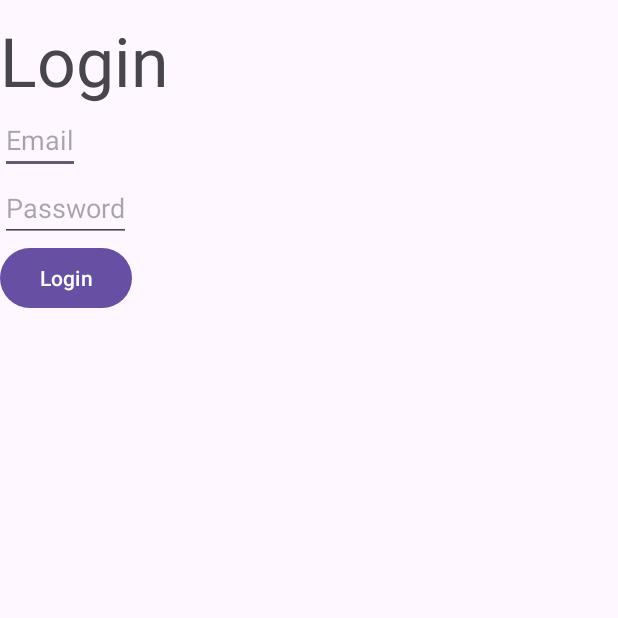
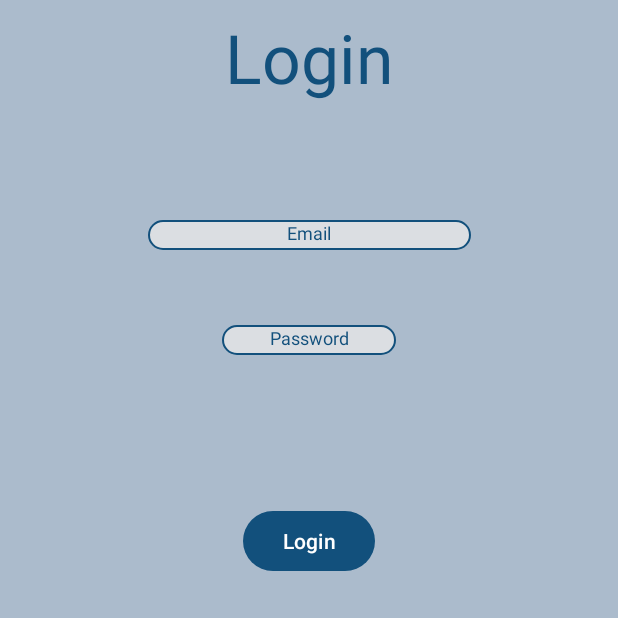
Before and after one commit to MrTanguy/Fishnov_appli, an Android app: the LoginActivity screen opened directly, with no data from a screen before it, on a phone screen of 412 x 824 dp, the top half of it. Run offline under Robolectric (Android 15) with nearby library versions, the phone set to English and light mode, and no system bars; our stand-ins replace data binding.

Commit message:
Ajout de l'UI sur la page login

```diff
--- /dev/null
+++ b/app/src/main/res/drawable/border.xml
@@ -0,0 +1,6 @@
+<?xml version="1.0" encoding="utf-8"?>
+<shape xmlns:android="http://schemas.android.com/apk/res/android" android:shape="rectangle" >
+    <solid android:color="#DBDEE2" />
+    <stroke android:width="1dp" android:color="#12507C"/>
+    <corners android:radius="10dp" />
+</shape>
--- /dev/null
+++ b/app/src/main/res/drawable/border_button.xml
@@ -0,0 +1,27 @@
+<?xml version="1.0" encoding="utf-8" ?>
+<layer-list xmlns:android="http://schemas.android.com/apk/res/android" >
+    <item android:gravity="top">
+        <shape>
+            <size android:height="1dp" />
+            <solid android:color="#12507C" />
+        </shape>
+    </item>
+    <item android:gravity="right">
+        <shape>
+            <size android:height="1dp" />
+            <solid android:color="#12507C" />
+        </shape>
+    </item>
+    <item android:gravity="left">
+        <shape>
+            <size android:height="1dp" />
+            <solid android:color="#12507C" />
+        </shape>
+    </item>
+    <item android:gravity="bottom">
+        <shape>
+            <size android:height="1dp" />
+            <solid android:color="#12507C" />
+        </shape>
+    </item>
+</layer-list>
--- a/app/src/main/res/layout/activity_login.xml
+++ b/app/src/main/res/layout/activity_login.xml
@@ -12,37 +12,79 @@
     <LinearLayout
         android:layout_width="match_parent"
         android:layout_height="match_parent"
+        android:background="#ABBBCC"
         android:orientation="vertical"
         tools:context=".ui.pages.login.LoginActivity">
 
+        <androidx.constraintlayout.widget.ConstraintLayout
+            android:layout_width="match_parent"
+            android:layout_height="match_parent">
+
             <TextView
+                android:id="@+id/textView"
                 android:layout_width="wrap_content"
                 android:layout_height="wrap_content"
+                android:layout_marginStart="24dp"
+                android:layout_marginTop="8dp"
+                android:layout_marginEnd="24dp"
                 android:text="Login"
-            android:layout_marginTop="10dp"
+                android:textAlignment="center"
+                android:textColor="#12507C"
+                android:textColorLink="#12507C"
                 android:textSize="45sp"
-            android:textAlignment="center"/>
+                app:layout_constraintEnd_toEndOf="parent"
+                app:layout_constraintStart_toStartOf="parent"
+                app:layout_constraintTop_toTopOf="parent" />
 
             <EditText
                 android:id="@+id/editTextEmail"
-            android:layout_width="wrap_content"
-            android:layout_height="wrap_content"
+                android:layout_width="215dp"
+                android:layout_height="20dp"
+                android:layout_marginStart="98dp"
+                android:layout_marginTop="78dp"
+                android:layout_marginEnd="98dp"
+                android:background="@drawable/border"
                 android:gravity="center_horizontal"
-            android:hint="Email" />
+                android:hint="Email"
+                android:outlineSpotShadowColor="#12507C"
+                android:textAlignment="center"
+                android:textColor="#12507C"
+                android:textColorHint="#12507C"
+                android:textColorLink="#12507C"
+                android:textSize="12sp"
+                app:layout_constraintEnd_toEndOf="parent"
+                app:layout_constraintStart_toStartOf="parent"
+                app:layout_constraintTop_toBottomOf="@+id/textView"
+                tools:ignore="MissingConstraints" />
 
             <EditText
                 android:id="@+id/editTextPassword"
-            android:layout_width="wrap_content"
-            android:layout_height="wrap_content"
+                android:layout_width="116dp"
+                android:layout_height="20dp"
+                android:layout_marginStart="145dp"
+                android:layout_marginTop="50dp"
+                android:layout_marginEnd="145dp"
+                android:background="@drawable/border"
                 android:gravity="center_horizontal"
-            android:hint="Password" />
+                android:hint="Password"
+                android:textColor="#12507C"
+                android:textColorHint="#12507C"
+                android:textSize="12sp"
+                app:layout_constraintEnd_toEndOf="parent"
+                app:layout_constraintStart_toStartOf="parent"
+                app:layout_constraintTop_toBottomOf="@+id/editTextEmail" />
 
             <Button
                 android:id="@+id/login_button"
+                android:layout_width="wrap_content"
                 android:layout_height="wrap_content"
-            android:layout_width="wrap_content"
-            android:text="Login" />
-
+                android:layout_marginStart="161dp"
+                android:layout_marginTop="100dp"
+                android:layout_marginEnd="161dp"
+                android:text="Login"
+                app:layout_constraintEnd_toEndOf="parent"
+                app:layout_constraintStart_toStartOf="parent"
+                app:layout_constraintTop_toBottomOf="@+id/editTextPassword" />
+        </androidx.constraintlayout.widget.ConstraintLayout>
     </LinearLayout>
-
 </layout>
--- a/app/src/main/res/layout/activity_main.xml
+++ b/app/src/main/res/layout/activity_main.xml
@@ -30,8 +30,8 @@
 
         <Button
             android:id="@+id/register_button"
+            android:layout_width="wrap_content"
             android:layout_height="wrap_content"
-            android:layout_width="wrap_content"
             android:text="Register" />
     </LinearLayout>
 
--- a/app/src/main/res/values/themes.xml
+++ b/app/src/main/res/values/themes.xml
@@ -2,7 +2,8 @@
     <!-- Base application theme. -->
     <style name="Base.Theme.Fishnov" parent="Theme.Material3.DayNight.NoActionBar">
         <!-- Customize your light theme here. -->
-        <!-- <item name="colorPrimary">@color/my_light_primary</item> -->
+        <item name="colorPrimary">#12507C</item>
+        <!-- <item name="android:windowBackground">@color/my_custom_background_color</item> -->
     </style>
 
     <style name="Theme.Fishnov" parent="Base.Theme.Fishnov" />
```
Lines whose indentation alone changed are shown as unchanged.
